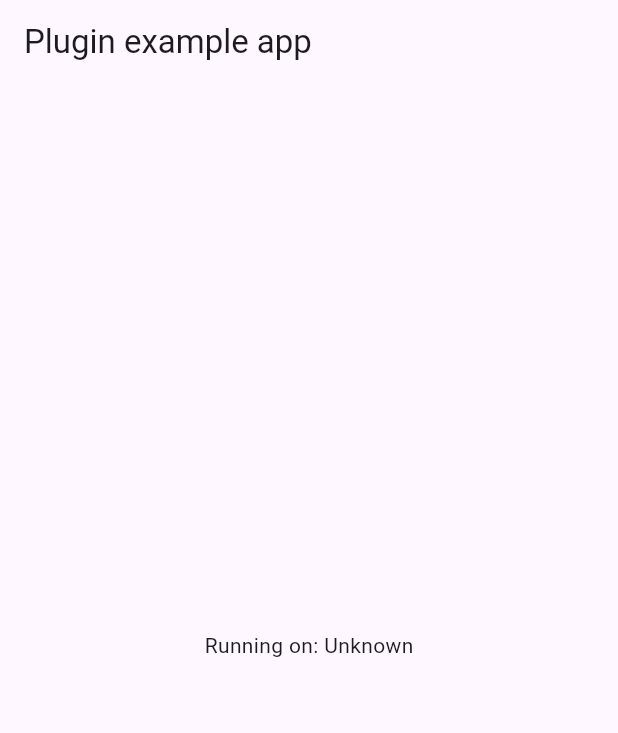
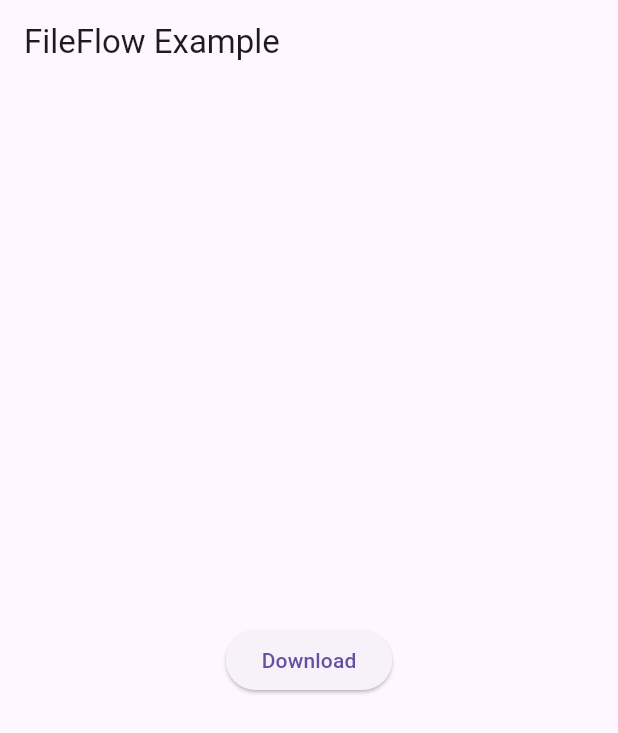
Before and after one commit to melvinotieno/file_flow, a Flutter app: the screen it shows after launch, on a phone screen of 412 x 824 dp. Shown: the top 733 px of the screen. Run offline on Flutter 3.47's test engine with Material 3 defaults, Android fonts, the phone set to English and light mode, and no system bars.

Commit message:
feat: Simplify main app structure and add download button for FileFlow integration

```diff
--- a/example/lib/main.dart
+++ b/example/lib/main.dart
@@ -1,8 +1,5 @@
+import 'package:file_flow/file_flow.dart';
 import 'package:flutter/material.dart';
-import 'dart:async';
-
-import 'package:flutter/services.dart';
-import 'package:file_flow/file_flow.dart';
 
 void main() {
   runApp(const MyApp());
@@ -16,35 +13,9 @@ class MyApp extends StatefulWidget {
 }
 
 class _MyAppState extends State<MyApp> {
-  String _platformVersion = 'Unknown';
-  final _fileFlowPlugin = FileFlow();
-
   @override
   void initState() {
     super.initState();
-    initPlatformState();
-  }
-
-  // Platform messages are asynchronous, so we initialize in an async method.
-  Future<void> initPlatformState() async {
-    String platformVersion;
-    // Platform messages may fail, so we use a try/catch PlatformException.
-    // We also handle the message potentially returning null.
-    try {
-      platformVersion =
-          await _fileFlowPlugin.getPlatformVersion() ?? 'Unknown platform version';
-    } on PlatformException {
-      platformVersion = 'Failed to get platform version.';
-    }
-
-    // If the widget was removed from the tree while the asynchronous platform
-    // message was in flight, we want to discard the reply rather than calling
-    // setState to update our non-existent appearance.
-    if (!mounted) return;
-
-    setState(() {
-      _platformVersion = platformVersion;
-    });
   }
 
   @override
@@ -52,10 +23,20 @@ class _MyAppState extends State<MyApp> {
     return MaterialApp(
       home: Scaffold(
         appBar: AppBar(
-          title: const Text('Plugin example app'),
+          title: const Text('FileFlow Example'),
         ),
         body: Center(
-          child: Text('Running on: $_platformVersion\n'),
+          child: ElevatedButton(
+            onPressed: () {
+              final task = DownloadTask(
+                url:
+                    'https://pbs.twimg.com/profile_images/1702181379855777792/1b42T8zG_normal.png',
+              );
+
+              FileFlow.download(task).start();
+            },
+            child: const Text('Download'),
+          ),
         ),
       ),
     );
```
